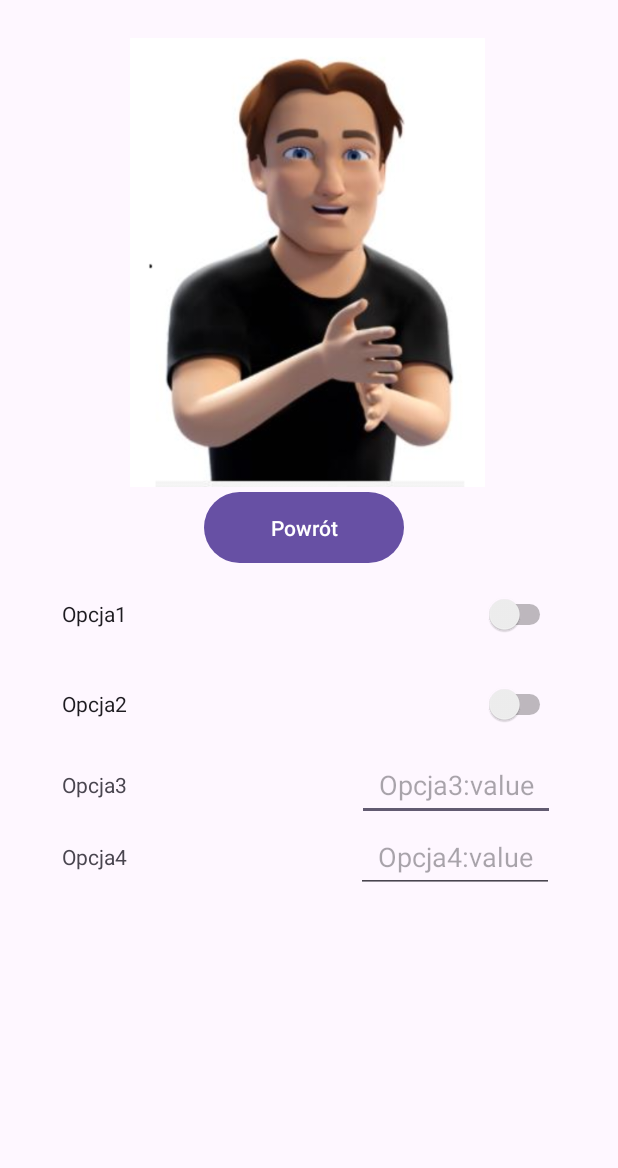
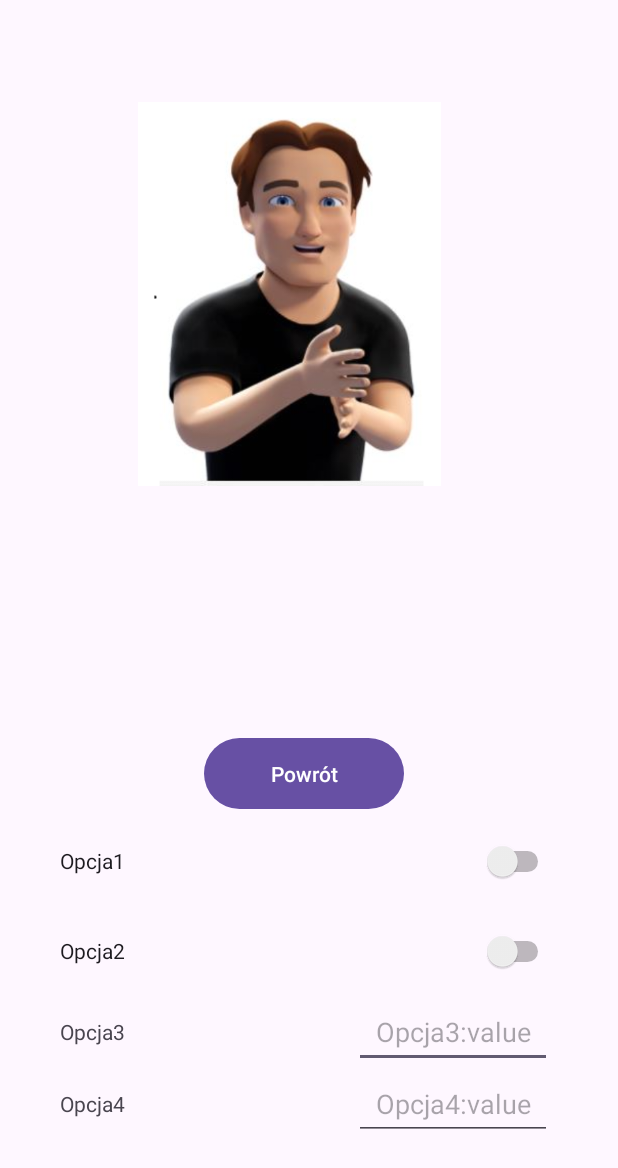
Before and after one commit to Radzio310/Migator, an Android app: the layout activity_settings.xml on its own in the app's theme, with its tools: preview values and no code run, on a phone screen of 412 x 824 dp. Shown: the top 1168 px of the screen. Run offline under Robolectric (Android 15) with nearby library versions, the phone set to English and light mode, and no system bars.

```diff
--- a/app/src/main/res/layout/activity_settings.xml
+++ b/app/src/main/res/layout/activity_settings.xml
@@ -2,15 +2,16 @@
 <androidx.constraintlayout.widget.ConstraintLayout xmlns:android="http://schemas.android.com/apk/res/android"
     xmlns:app="http://schemas.android.com/apk/res-auto"
     xmlns:tools="http://schemas.android.com/tools"
+    android:id="@+id/drawer_layout"
     android:layout_width="match_parent"
     android:layout_height="match_parent">
 
     <ImageView
         android:id="@+id/imageView2"
-        android:layout_width="246dp"
-        android:layout_height="299dp"
-        android:layout_marginStart="82dp"
-        android:layout_marginTop="25dp"
+        android:layout_width="226dp"
+        android:layout_height="256dp"
+        android:layout_marginStart="80dp"
+        android:layout_marginTop="68dp"
         app:layout_constraintStart_toStartOf="parent"
         app:layout_constraintTop_toTopOf="parent"
         app:srcCompat="@drawable/awatarmichal1" />
@@ -20,9 +21,19 @@
         android:layout_width="133dp"
         android:layout_height="55dp"
         android:layout_marginStart="136dp"
-        android:layout_marginTop="324dp"
+        android:layout_marginTop="488dp"
         android:onClick="GoTo_MainActivity"
         android:text="@string/GoBackButton"
+        app:layout_constraintStart_toStartOf="parent"
+        app:layout_constraintTop_toTopOf="parent" />
+
+    <Switch
+        android:id="@+id/switch2"
+        android:layout_width="329dp"
+        android:layout_height="60dp"
+        android:layout_marginStart="40dp"
+        android:layout_marginTop="544dp"
+        android:text="Opcja1"
         app:layout_constraintStart_toStartOf="parent"
         app:layout_constraintTop_toTopOf="parent" />
 
@@ -30,20 +41,47 @@
         android:id="@+id/switch1"
         android:layout_width="329dp"
         android:layout_height="60dp"
-        android:layout_marginStart="41dp"
-        android:layout_marginTop="439dp"
+        android:layout_marginStart="40dp"
+        android:layout_marginTop="604dp"
         android:layout_weight="1"
         android:text="Opcja2"
         app:layout_constraintStart_toStartOf="parent"
         app:layout_constraintTop_toTopOf="parent" />
 
-    <Switch
-        android:id="@+id/switch2"
-        android:layout_width="329dp"
-        android:layout_height="60dp"
-        android:layout_marginStart="41dp"
-        android:layout_marginTop="379dp"
-        android:text="Opcja1"
+    <TextView
+        android:id="@+id/textView5"
+        android:layout_width="196dp"
+        android:layout_height="48dp"
+        android:layout_marginStart="40dp"
+        android:layout_marginTop="712dp"
+        android:gravity="start|center_vertical"
+        android:text="Opcja4"
+        app:layout_constraintStart_toStartOf="parent"
+        app:layout_constraintTop_toTopOf="parent" />
+
+    <EditText
+        android:id="@+id/editTextText2"
+        android:layout_width="132dp"
+        android:layout_height="48dp"
+        android:layout_marginStart="236dp"
+        android:layout_marginTop="664dp"
+        android:ems="10"
+        android:gravity="center"
+        android:hint="Opcja3:value"
+        android:inputType="text"
+        app:layout_constraintStart_toStartOf="parent"
+        app:layout_constraintTop_toTopOf="parent" />
+
+    <EditText
+        android:id="@+id/editTextText3"
+        android:layout_width="132dp"
+        android:layout_height="48dp"
+        android:layout_marginStart="236dp"
+        android:layout_marginTop="712dp"
+        android:ems="10"
+        android:gravity="center"
+        android:hint="Opcja4:value"
+        android:inputType="text"
         app:layout_constraintStart_toStartOf="parent"
         app:layout_constraintTop_toTopOf="parent" />
 
@@ -51,48 +89,11 @@
         android:id="@+id/textView4"
         android:layout_width="196dp"
         android:layout_height="48dp"
-        android:layout_marginStart="41dp"
-        android:layout_marginTop="499dp"
+        android:layout_marginStart="40dp"
+        android:layout_marginTop="664dp"
         android:gravity="start|center_vertical"
         android:text="Opcja3"
         app:layout_constraintStart_toStartOf="parent"
         app:layout_constraintTop_toTopOf="parent" />
 
-    <EditText
-        android:id="@+id/editTextText2"
-        android:layout_width="132dp"
-        android:layout_height="48dp"
-        android:layout_marginStart="238dp"
-        android:layout_marginTop="499dp"
-        android:ems="10"
-        android:gravity="center"
-        android:hint="Opcja3:value"
-        android:inputType="text"
-        app:layout_constraintStart_toStartOf="parent"
-        app:layout_constraintTop_toTopOf="parent" />
-
-    <TextView
-        android:id="@+id/textView5"
-        android:layout_width="196dp"
-        android:layout_height="48dp"
-        android:layout_marginStart="41dp"
-        android:layout_marginTop="547dp"
-        android:gravity="start|center_vertical"
-        android:text="Opcja4"
-        app:layout_constraintStart_toStartOf="parent"
-        app:layout_constraintTop_toTopOf="parent" />
-
-    <EditText
-        android:id="@+id/editTextText3"
-        android:layout_width="132dp"
-        android:layout_height="48dp"
-        android:layout_marginStart="237dp"
-        android:layout_marginTop="547dp"
-        android:ems="10"
-        android:gravity="center"
-        android:hint="Opcja4:value"
-        android:inputType="text"
-        app:layout_constraintStart_toStartOf="parent"
-        app:layout_constraintTop_toTopOf="parent" />
-
 </androidx.constraintlayout.widget.ConstraintLayout>
```
Also changed, not shown: app/src/main/java/com/example/migator/settings.java (+5 -59 lines).
